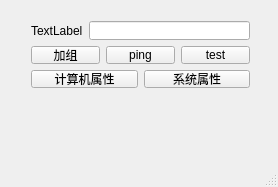
Qt form Ui.ui (roylee66/QTJoinADTools) before a commit.
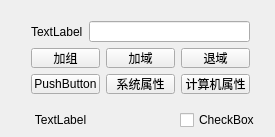
The same form after that commit.

What changed in the file:
```diff
--- a/Ui.ui
+++ b/Ui.ui
@@ -9,8 +9,8 @@
    <rect>
     <x>0</x>
     <y>0</y>
-    <width>278</width>
-    <height>187</height>
+    <width>275</width>
+    <height>137</height>
    </rect>
   </property>
   <property name="windowTitle">
@@ -26,17 +26,46 @@
    <bool>false</bool>
   </property>
   <widget class="QWidget" name="centralWidget">
+   <widget class="QLabel" name="label_ip">
+    <property name="geometry">
+     <rect>
+      <x>20</x>
+      <y>110</y>
+      <width>81</width>
+      <height>20</height>
+     </rect>
+    </property>
+    <property name="text">
+     <string>TextLabel</string>
+    </property>
+    <property name="alignment">
+     <set>Qt::AlignCenter</set>
+    </property>
+   </widget>
+   <widget class="QCheckBox" name="checkBox">
+    <property name="geometry">
+     <rect>
+      <x>180</x>
+      <y>110</y>
+      <width>80</width>
+      <height>20</height>
+     </rect>
+    </property>
+    <property name="text">
+     <string>CheckBox</string>
+    </property>
+   </widget>
    <widget class="QWidget" name="">
     <property name="geometry">
      <rect>
       <x>20</x>
       <y>10</y>
       <width>241</width>
-      <height>89</height>
+      <height>95</height>
      </rect>
     </property>
-    <layout class="QVBoxLayout" name="verticalLayout">
-     <item>
+    <layout class="QGridLayout" name="gridLayout">
+     <item row="0" column="0" colspan="3">
       <layout class="QHBoxLayout" name="horizontalLayout">
        <item>
         <widget class="QLabel" name="label_test">
@@ -50,7 +79,7 @@
        </item>
       </layout>
      </item>
-     <item>
+     <item row="1" column="0" colspan="3">
       <layout class="QHBoxLayout" name="horizontalLayout_3">
        <item>
         <widget class="QPushButton" name="pushButton_3">
@@ -62,7 +91,7 @@
        <item>
         <widget class="QPushButton" name="pushButton_4">
          <property name="text">
-          <string>ping</string>
+          <string>加域</string>
          </property>
         </widget>
        </item>
@@ -75,34 +104,39 @@
           </sizepolicy>
          </property>
          <property name="text">
-          <string>test</string>
+          <string>退域</string>
          </property>
         </widget>
        </item>
       </layout>
      </item>
-     <item>
-      <layout class="QHBoxLayout" name="horizontalLayout_2">
-       <item>
-        <widget class="QPushButton" name="pushButton">
+     <item row="2" column="0">
+      <widget class="QPushButton" name="pushButton_6">
          <property name="text">
-          <string>计算机属性</string>
+        <string>PushButton</string>
          </property>
         </widget>
        </item>
-       <item>
+     <item row="2" column="1">
         <widget class="QPushButton" name="pushButton_2">
          <property name="text">
           <string>系统属性</string>
          </property>
         </widget>
        </item>
-      </layout>
+     <item row="2" column="2">
+      <widget class="QPushButton" name="pushButton">
+       <property name="text">
+        <string>计算机属性</string>
+       </property>
+      </widget>
      </item>
+     <item row="3" column="0" colspan="3">
+      <layout class="QHBoxLayout" name="horizontalLayout_2"/>
+     </item>
     </layout>
    </widget>
   </widget>
-  <widget class="QStatusBar" name="statusBar"/>
  </widget>
  <layoutdefault spacing="6" margin="11"/>
  <resources>
```
Left out of the diff: 2 changed lines with no effect on the pictures. Lines whose indentation alone changed are shown as unchanged.
